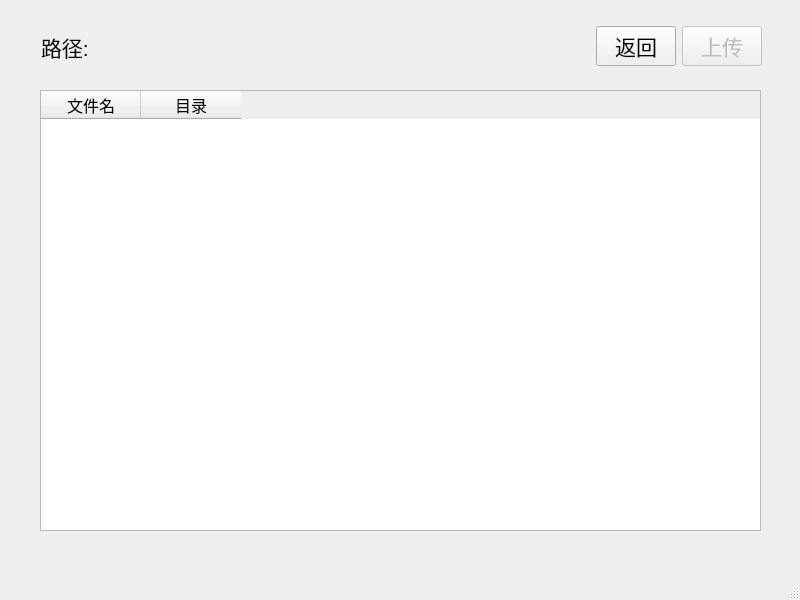
First picture: the form in filesystem.ui, repository i-curve/filesystem-client, before the edit.
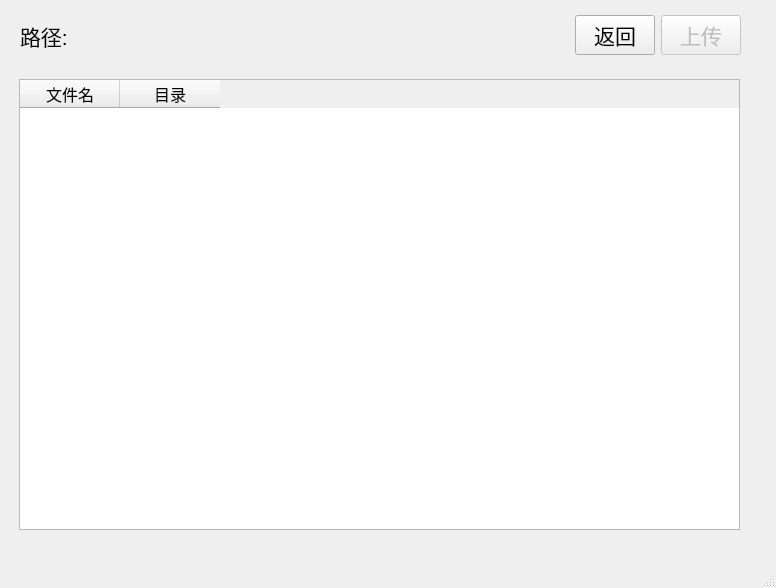
Second picture: the form after the edit.

Commit message:
style: 美化登录界面 (#10)
close #10

What changed in the file:
```diff
--- a/filesystem.ui
+++ b/filesystem.ui
@@ -6,8 +6,8 @@
    <rect>
     <x>0</x>
     <y>0</y>
-    <width>800</width>
-    <height>600</height>
+    <width>776</width>
+    <height>588</height>
    </rect>
   </property>
   <property name="windowTitle">
@@ -17,10 +17,10 @@
    <widget class="QTableWidget" name="tableWidget">
     <property name="geometry">
      <rect>
-      <x>40</x>
-      <y>90</y>
+      <x>19</x>
+      <y>79</y>
       <width>721</width>
-      <height>441</height>
+      <height>451</height>
      </rect>
     </property>
     <property name="font">
@@ -42,8 +42,8 @@
    <widget class="QWidget" name="layoutWidget">
     <property name="geometry">
      <rect>
-      <x>41</x>
-      <y>21</y>
+      <x>20</x>
+      <y>10</y>
       <width>721</width>
       <height>51</height>
      </rect>
```
Left out of the diff: 2 changed lines with no effect on the pictures. The commit also changes 1 other file.
